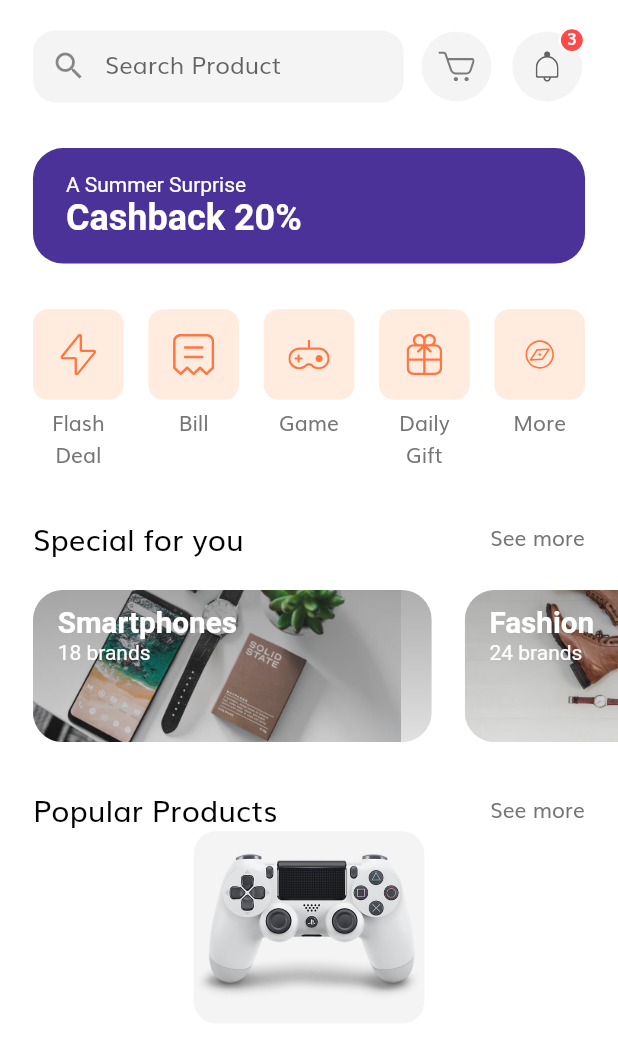
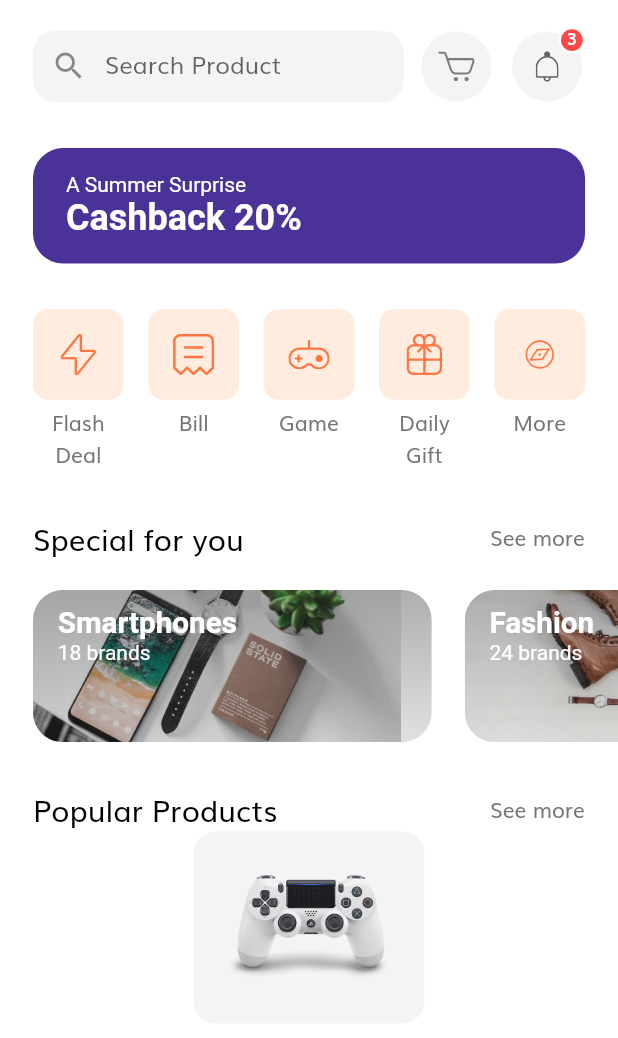
Before and after one commit to Juanr1m/E-commerce-UI, a Flutter app: the HomeScreen screen opened by its route, on a phone screen of 412 x 824 dp. Shown: the top 1038 px of the screen. Run offline on Flutter 3.47's test engine with Material 2 defaults, Android fonts, the phone set to English and light mode, and no system bars; our stand-ins replace flutter_svg.

Commit message:
add padding

```diff
--- a/lib/screens/home/components/body.dart
+++ b/lib/screens/home/components/body.dart
@@ -38,6 +38,7 @@ class Body extends StatelessWidget {
                   child: AspectRatio(
                     aspectRatio: 1.2,
                     child: Container(
+                      padding: EdgeInsets.all(getProportionateScreenWidth(20)),
                       decoration: BoxDecoration(
                         color: kSecondaryColor.withOpacity(0.1),
                         borderRadius: BorderRadius.circular(15),
```
